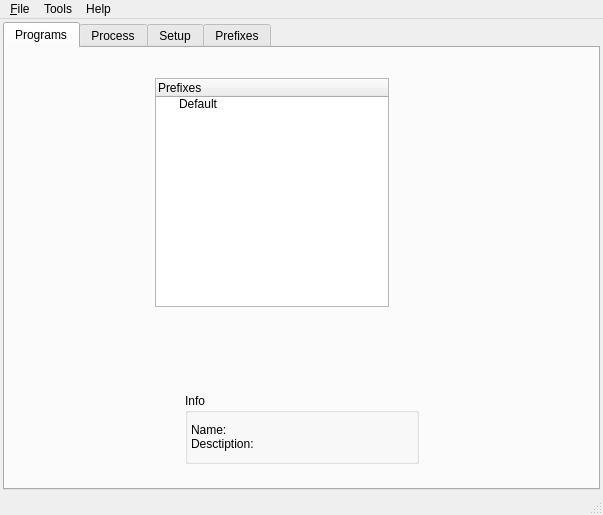
Before: the Qt Designer form src/uis/MainWindow.ui in brezerk/q4wine, drawn with Qt 5.
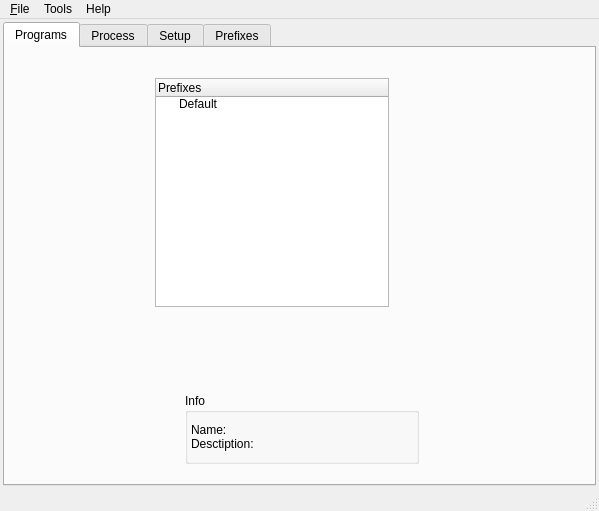
After: the same form once the commit is applied. Icons and pictures are not drawn.

```diff
--- a/src/uis/MainWindow.ui
+++ b/src/uis/MainWindow.ui
@@ -7,8 +7,8 @@
    <rect>
     <x>0</x>
     <y>0</y>
-    <width>603</width>
-    <height>515</height>
+    <width>599</width>
+    <height>511</height>
    </rect>
   </property>
   <property name="windowTitle">
@@ -392,8 +392,8 @@
     <rect>
      <x>0</x>
      <y>0</y>
-     <width>603</width>
-     <height>25</height>
+     <width>599</width>
+     <height>23</height>
     </rect>
    </property>
    <widget class="QMenu" name="menu_File">
```
Left out of the diff: 43 changed lines with no effect on the pictures.
